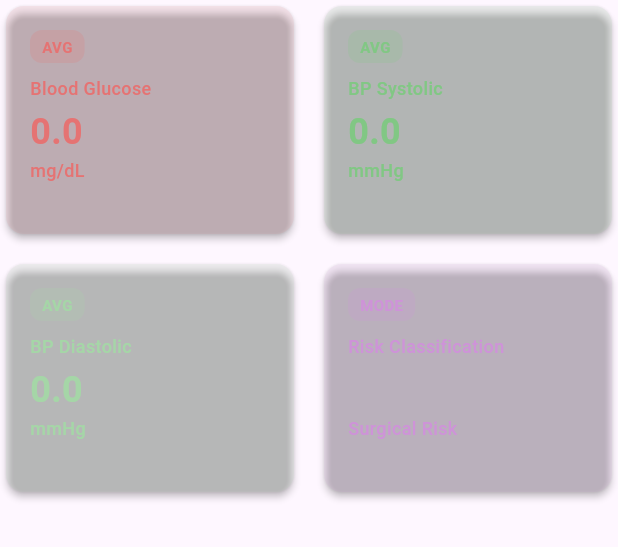
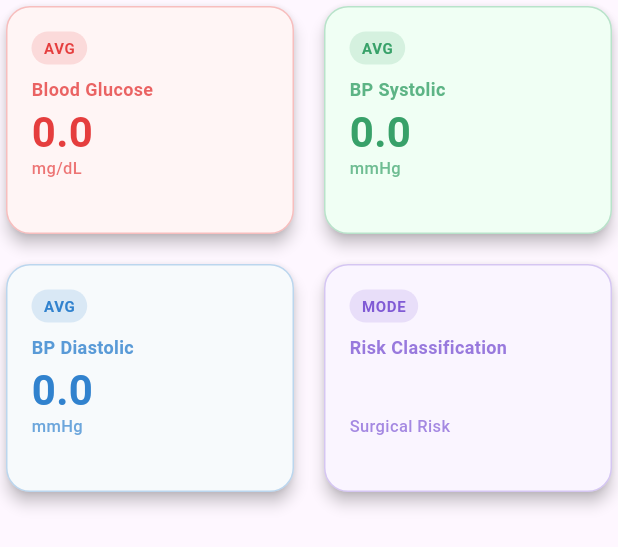
Before and after one commit to yongNotgio/diatrack1, a Flutter app: the OverviewCards widget shown alone on an empty page, opened directly with empty values, on a phone screen of 412 x 824 dp. Shown: the top 547 px of the screen. Run offline on Flutter 3.47's test engine with Material 3 defaults, Android fonts, the phone set to English and light mode, and no system bars; our stand-ins replace dotted_border, fl_chart, flutter_dotenv, image_picker, shared_preferences, supabase_flutter; accounts and stored records are empty.

Commit message:
Improve metrics table and overview card UI
Enhanced the metrics table for better readability by adjusting padding, font sizes, column flex values, and text overflow handling. Added compact date formatting and multi-line support for long values. Updated overview cards with stronger colors, themed backgrounds, and improved layout for clearer visual distinction.

```diff
--- a/diatrack1/lib/widgets/overview_cards.dart
+++ b/diatrack1/lib/widgets/overview_cards.dart
@@ -28,28 +28,32 @@ class OverviewCards extends StatelessWidget {
           title: 'Blood Glucose',
           value: avgGlucose.toStringAsFixed(1),
           unit: 'mg/dL',
-          color: const Color(0xFFE57373), // Reddish
+          color: const Color(0xFFE53E3E), // Strong red
+          backgroundColor: const Color(0xFFFFF5F5), // Light red background
           label: 'AVG',
         ),
         _OverviewCard(
           title: 'BP Systolic',
           value: avgSystolic.toStringAsFixed(1),
           unit: 'mmHg',
-          color: const Color(0xFF81C784), // Light Blue
+          color: const Color(0xFF38A169), // Strong green
+          backgroundColor: const Color(0xFFF0FFF4), // Light green background
           label: 'AVG',
         ),
         _OverviewCard(
           title: 'BP Diastolic',
           value: avgDiastolic.toStringAsFixed(1),
           unit: 'mmHg',
-          color: const Color(0xFFA5D6A7), // Light Green
+          color: const Color(0xFF3182CE), // Strong blue
+          backgroundColor: const Color(0xFFF7FAFC), // Light blue background
           label: 'AVG',
         ),
         _OverviewCard(
           title: 'Risk Classification',
           value: riskClassification,
           unit: 'Surgical Risk',
-          color: const Color(0xFFCE93D8), // Light Purple
+          color: const Color(0xFF805AD5), // Strong purple
+          backgroundColor: const Color(0xFFFAF5FF), // Light purple background
           label: 'MODE',
         ),
       ],
@@ -62,6 +66,7 @@ class _OverviewCard extends StatelessWidget {
   final String value;
   final String unit;
   final Color color;
+  final Color? backgroundColor;
   final String? label;
 
   const _OverviewCard({
@@ -69,15 +74,21 @@ class _OverviewCard extends StatelessWidget {
     required this.value,
     required this.unit,
     required this.color,
+    this.backgroundColor,
     this.label,
   });
 
   @override
   Widget build(BuildContext context) {
     return Card(
-      elevation: 2,
-      shape: RoundedRectangleBorder(borderRadius: BorderRadius.circular(12)),
-      color: color.withOpacity(0.1),
+      elevation: 4,
+      shape: RoundedRectangleBorder(borderRadius: BorderRadius.circular(16)),
+      color: backgroundColor ?? Colors.white,
+      child: Container(
+        decoration: BoxDecoration(
+          borderRadius: BorderRadius.circular(16),
+          border: Border.all(color: color.withOpacity(0.3), width: 1),
+        ),
         child: Padding(
           padding: const EdgeInsets.all(16.0),
           child: Column(
@@ -86,10 +97,13 @@ class _OverviewCard extends StatelessWidget {
               if (label != null)
                 Container(
                   margin: const EdgeInsets.only(bottom: 8),
-                padding: const EdgeInsets.symmetric(horizontal: 8, vertical: 4),
+                  padding: const EdgeInsets.symmetric(
+                    horizontal: 8,
+                    vertical: 4,
+                  ),
                   decoration: BoxDecoration(
-                  color: color.withOpacity(0.2),
-                  borderRadius: BorderRadius.circular(8),
+                    color: color.withOpacity(0.15),
+                    borderRadius: BorderRadius.circular(12),
                   ),
                   child: Text(
                     label!,
@@ -97,6 +111,7 @@ class _OverviewCard extends StatelessWidget {
                       fontSize: 10,
                       color: color,
                       fontWeight: FontWeight.bold,
+                      letterSpacing: 0.5,
                     ),
                   ),
                 ),
@@ -104,30 +119,33 @@ class _OverviewCard extends StatelessWidget {
                 title,
                 style: TextStyle(
                   fontSize: 12,
-                color: color,
-                fontWeight: FontWeight.w500,
+                  color: color.withOpacity(0.8),
+                  fontWeight: FontWeight.w600,
                 ),
               ),
-            const SizedBox(height: 4),
+              const SizedBox(height: 6),
               Text(
                 value,
                 style: TextStyle(
-                fontSize: 24,
+                  fontSize: 28,
                   fontWeight: FontWeight.bold,
                   color: color,
+                  height: 1.0,
                 ),
               ),
+              const SizedBox(height: 2),
               Text(
                 unit,
                 style: TextStyle(
-                fontSize: 12,
-                color: color,
+                  fontSize: 11,
+                  color: color.withOpacity(0.7),
                   fontWeight: FontWeight.w500,
                 ),
               ),
             ],
           ),
         ),
+      ),
     );
   }
 }
```
Also changed, not shown: diatrack1/lib/screens/health_metrics_history.dart (+6 -2 lines), diatrack1/lib/widgets/metrics_table.dart (+74 -24 lines). Lines whose indentation alone changed are shown as unchanged.
